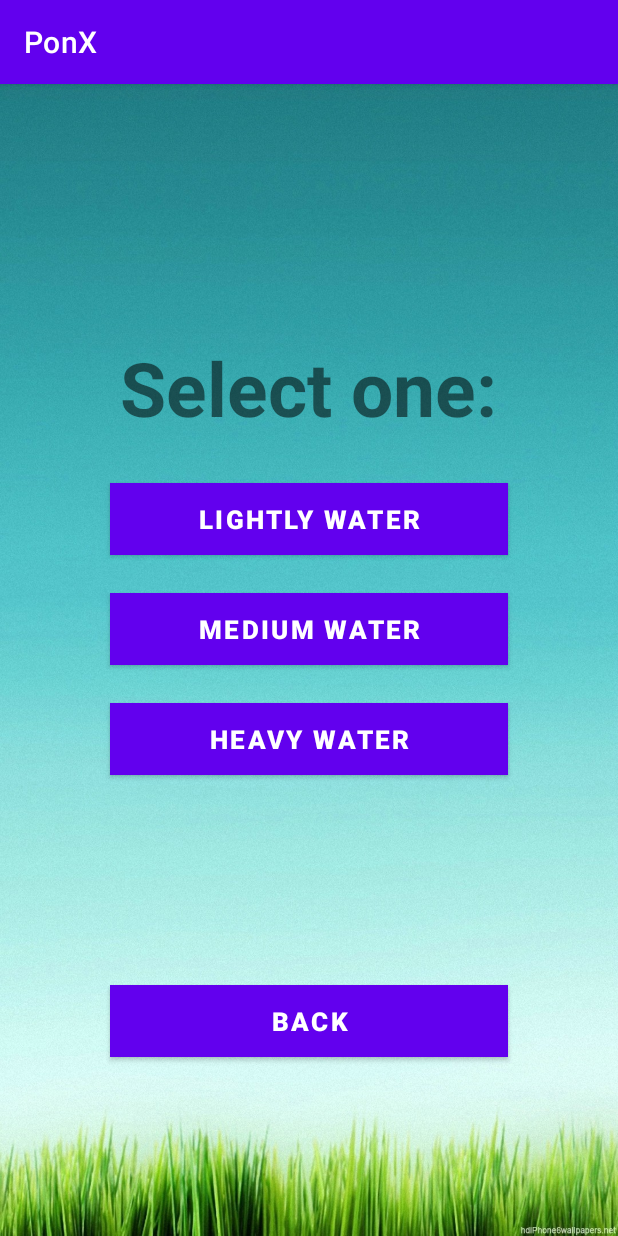
After one commit to mnguyenn19/HydroponicsProject, an Android app: the Schedule screen opened directly, with no data from a screen before it, on a phone screen of 412 x 824 dp. The commit adds this screen. Run offline under Robolectric (Android 15) with nearby library versions, the phone set to English and light mode, and no system bars.

Commit message:
Added Schedule page to application. Java file not complete

```diff
--- a/app/src/main/AndroidManifest.xml
+++ b/app/src/main/AndroidManifest.xml
@@ -10,14 +10,17 @@
         android:supportsRtl="true"
         android:theme="@style/Theme.HPonX">
         <activity
+            android:name=".Schedule"
+            android:exported="false" />
+        <activity
             android:name=".lightandwater"
             android:exported="true" />
         <activity
             android:name=".NPKRecycleView"
-            android:exported="true"/>
+            android:exported="true" />
         <activity
             android:name=".splashscreen"
-            android:exported="true" >
+            android:exported="true">
             <intent-filter>
                 <action android:name="android.intent.action.MAIN" />
 
--- /dev/null
+++ b/app/src/main/java/com/example/hponx/Schedule.java
@@ -0,0 +1,30 @@
+package com.example.hponx;
+
+import androidx.appcompat.app.AppCompatActivity;
+
+import android.os.Bundle;
+import android.view.View;
+import android.widget.Button;
+
+public class Schedule extends AppCompatActivity {
+
+    Button schedLight, schedMedium, schedHeavy, schedBack;
+
+    @Override
+    protected void onCreate(Bundle savedInstanceState) {
+        super.onCreate(savedInstanceState);
+        setContentView(R.layout.activity_schedule);
+
+        schedLight = findViewById(R.id.LevelALight);
+        schedMedium = findViewById(R.id.LevelBMedium);
+        schedHeavy = findViewById(R.id.LevelCHeavy);
+        schedBack = findViewById(R.id.LevelBack);
+
+        schedBack.setOnClickListener(new View.OnClickListener() {
+            @Override
+            public void onClick(View view) {
+
+            }
+        });
+    }
+}
--- a/app/src/main/res/layout/activity_main.xml
+++ b/app/src/main/res/layout/activity_main.xml
@@ -4,15 +4,15 @@
     xmlns:tools="http://schemas.android.com/tools"
     android:layout_width="match_parent"
     android:layout_height="match_parent"
-    android:background="@drawable/bgimg"
+    android:background="@drawable/greentwo"
     tools:context=".MainActivity">
 
     <TextView
         android:layout_width="wrap_content"
         android:layout_height="wrap_content"
         android:text="Welcome!"
-        android:textSize="30dp"
-        android:textColor="@color/white"
+        android:textSize="50dp"
+        android:textColor="@color/black"
         app:layout_constraintBottom_toBottomOf="parent"
         app:layout_constraintLeft_toLeftOf="parent"
         app:layout_constraintRight_toRightOf="parent"
--- /dev/null
+++ b/app/src/main/res/layout/activity_schedule.xml
@@ -0,0 +1,66 @@
+<?xml version="1.0" encoding="utf-8"?>
+<LinearLayout xmlns:android="http://schemas.android.com/apk/res/android"
+    xmlns:app="http://schemas.android.com/apk/res-auto"
+    xmlns:tools="http://schemas.android.com/tools"
+    android:layout_width="match_parent"
+    android:layout_height="match_parent"
+    android:orientation="vertical"
+    android:gravity="center"
+    tools:context=".Schedule"
+    android:background="@drawable/greentwo">
+
+    <TextView
+        android:layout_width="wrap_content"
+        android:layout_height="wrap_content"
+        android:text="@string/select_one"
+        android:textSize="50dp"
+        android:layout_marginLeft="50dp"
+        android:layout_marginTop="50dp"
+        android:layout_marginBottom="30dp"
+        android:layout_marginRight="50dp"
+        android:textStyle="bold"/>
+
+    <Button
+        android:layout_width="265dp"
+        android:layout_height="wrap_content"
+        android:text="@string/lightly_water"
+        android:id="@+id/LevelALight"
+        android:background="@color/black"
+        android:textColor="@color/cWhite"
+        android:textStyle="bold"
+        android:textSize="17sp"/>
+
+    <Button
+        android:layout_width="265dp"
+        android:layout_height="wrap_content"
+        android:text="@string/medium_water"
+        android:id="@+id/LevelBMedium"
+        android:background="@color/black"
+        android:textColor="@color/cWhite"
+        android:textStyle="bold"
+        android:textSize="17sp"
+        android:layout_marginTop="25dp"/>
+
+    <Button
+        android:layout_width="265dp"
+        android:layout_height="wrap_content"
+        android:text="@string/heavy_water"
+        android:id="@+id/LevelCHeavy"
+        android:background="@color/black"
+        android:textColor="@color/cWhite"
+        android:textStyle="bold"
+        android:textSize="17sp"
+        android:layout_marginTop="25dp"/>
+
+    <Button
+        android:layout_width="265dp"
+        android:layout_height="wrap_content"
+        android:text="@string/back"
+        android:id="@+id/LevelBack"
+        android:background="@color/black"
+        android:textColor="@color/cWhite"
+        android:textStyle="bold"
+        android:textSize="17sp"
+        android:layout_marginTop="140dp"/>
+
+</LinearLayout>
--- a/app/src/main/res/layout/activity_splashscreen.xml
+++ b/app/src/main/res/layout/activity_splashscreen.xml
@@ -4,7 +4,7 @@
     xmlns:tools="http://schemas.android.com/tools"
     android:layout_width="match_parent"
     android:layout_height="match_parent"
-    android:background="@drawable/bgimg"
+    android:background="@drawable/greentwo"
     tools:context=".splashscreen">
 
     <LinearLayout
@@ -26,7 +26,7 @@
             android:fontFamily="sans-serif-smallcaps"
             android:padding="20dp"
             android:text="Welcome To PonX"
-            android:textColor="@color/white"
+            android:textColor="@color/black"
             android:textSize="30sp"
             android:textStyle="bold"/>
     </LinearLayout>
--- a/app/src/main/res/layout/fragment_light.xml
+++ b/app/src/main/res/layout/fragment_light.xml
@@ -3,7 +3,8 @@
     xmlns:tools="http://schemas.android.com/tools"
     android:layout_width="match_parent"
     android:layout_height="match_parent"
-    tools:context=".Light">
+    tools:context=".Light"
+    android:background="@drawable/greenone">
 
     <!-- TODO: Update blank fragment layout -->
     <TextView
--- a/app/src/main/res/layout/fragment_water.xml
+++ b/app/src/main/res/layout/fragment_water.xml
@@ -3,7 +3,8 @@
     xmlns:tools="http://schemas.android.com/tools"
     android:layout_width="match_parent"
     android:layout_height="match_parent"
-    tools:context=".Water">
+    tools:context=".Water"
+    android:background="@drawable/greenone">
 
     <!-- TODO: Update blank fragment layout -->
 
--- a/app/src/main/res/values/strings.xml
+++ b/app/src/main/res/values/strings.xml
@@ -26,6 +26,11 @@
     <string name="elementShort_H">H2O</string>
 
     <string name="light_control">Light Control</string>
+    <string name="select_one">Select one:</string>
+    <string name="medium_water">Medium Water</string>
+    <string name="lightly_water">Lightly Water</string>
+    <string name="heavy_water">Heavy Water</string>
+    <string name="back">Back</string>
 
     <string-array name="elements_full_name">
         <item>Moisture Level</item>
```
Also changed, not shown: app/src/main/res/drawable/greenfive.jpg (added), app/src/main/res/drawable/greenfour.jpg (added), app/src/main/res/drawable/greenone.jpg (added), app/src/main/res/drawable/greenthree.jpg (added), app/src/main/res/drawable/greentwo.jpg (added).
